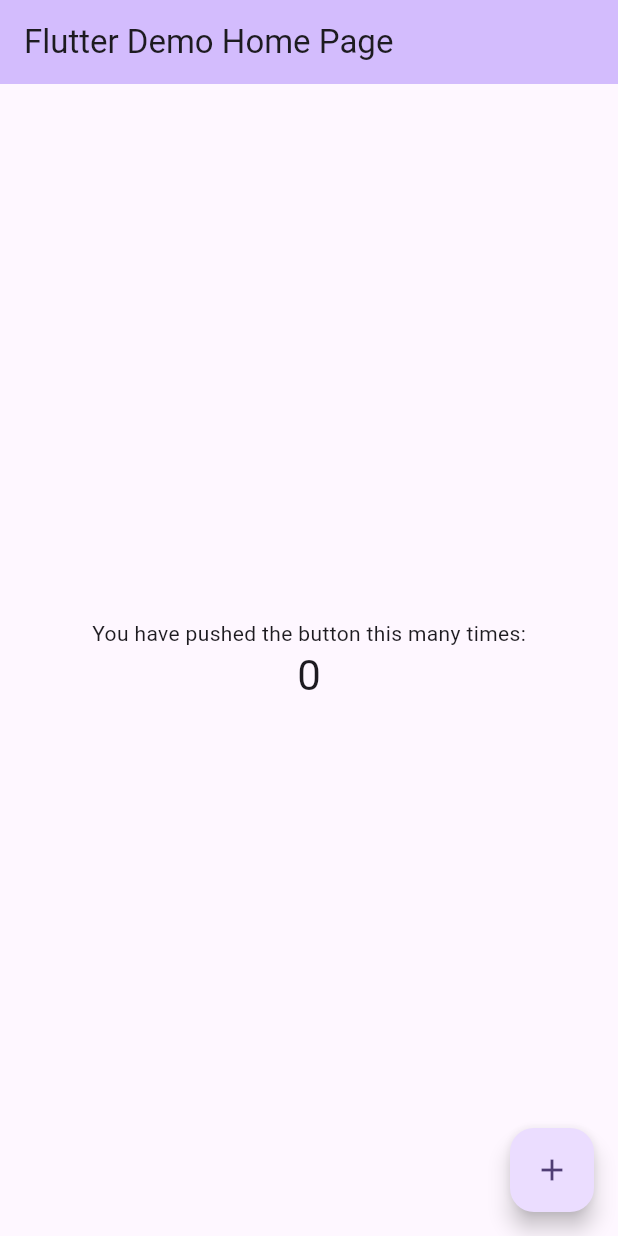
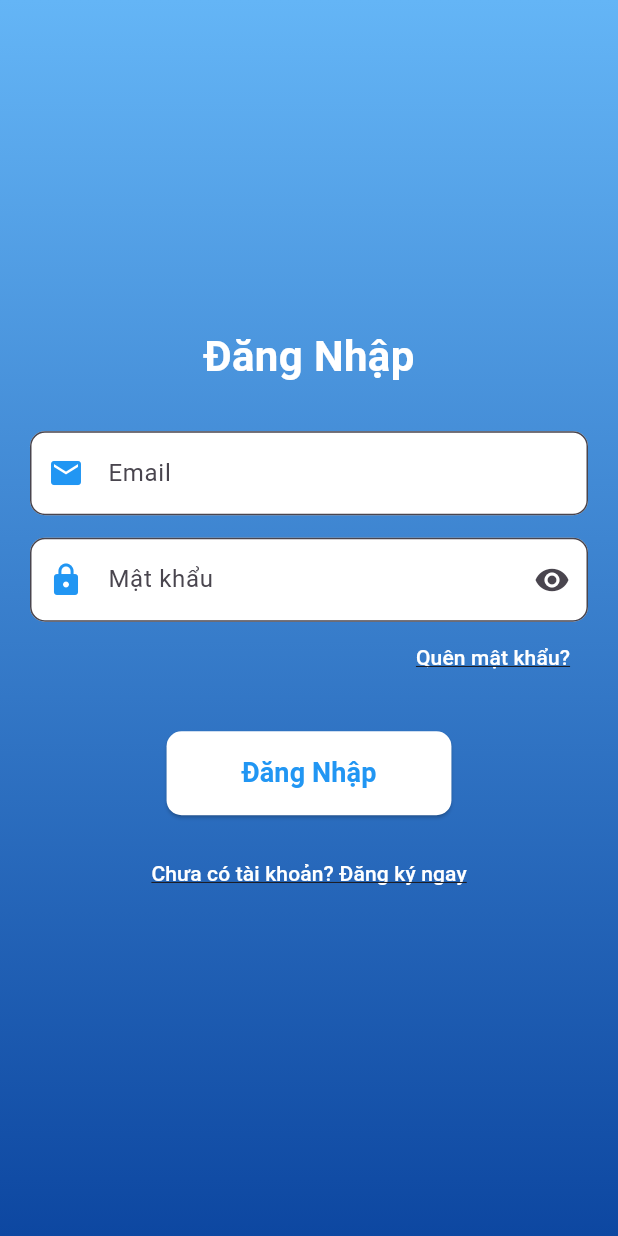
Before and after one commit to Goatt69/CardHolder, a Flutter app: the screen it shows after launch, on a phone screen of 412 x 824 dp. Run offline on Flutter 3.47's test engine with Material 3 defaults, Android fonts, the phone set to English and light mode, and no system bars.

Commit message:
đăng nhập và đăng xuất

```diff
--- /dev/null
+++ b/lib/login_page.dart
@@ -0,0 +1,207 @@
+import 'package:flutter/material.dart';
+import 'user_storage.dart'; // Import the UserStorage class
+import 'home_page.dart';
+import 'register_page.dart'; // Import trang đăng ký
+
+class LoginPage extends StatefulWidget {
+  @override
+  _LoginPageState createState() => _LoginPageState();
+}
+
+class _LoginPageState extends State<LoginPage> {
+  final GlobalKey<FormState> _formKey = GlobalKey<FormState>();
+  final TextEditingController _emailController = TextEditingController();
+  final TextEditingController _passwordController = TextEditingController();
+  bool _obscurePassword = true;
+
+  void _login() {
+    if (_formKey.currentState!.validate()) {
+      String email = _emailController.text.trim().toLowerCase(); // Convert to lowercase
+      String password = _passwordController.text;
+
+      // Check if the user is registered
+      bool isRegistered = UserStorage .registeredUsers.any((user) =>
+      user['email']!.toLowerCase() == email && user['password'] == password);
+
+      if (isRegistered) {
+        Navigator.pushReplacement(
+          context,
+          MaterialPageRoute(builder: (context) => MyHomePage()),
+        );
+      } else {
+        ScaffoldMessenger.of(context).showSnackBar(
+          SnackBar(content: Text('Email hoặc mật khẩu không đúng')),
+        );
+      }
+    }
+  }
+
+  void _forgotPassword() {
+    showDialog(
+      context: context,
+      builder: (context) {
+        final resetEmailController = TextEditingController();
+        return AlertDialog(
+          title: Text('Đặt lại mật khẩu'),
+          content: TextField(
+            controller: resetEmailController,
+            decoration: InputDecoration(
+              hintText: 'Nhập email của bạn',
+              prefixIcon: Icon(Icons.email),
+            ),
+          ),
+          actions: [
+            TextButton(
+              onPressed: () => Navigator.pop(context),
+              child: Text('Hủy'),
+            ),
+            ElevatedButton(
+              onPressed: () {
+                if (resetEmailController.text.isNotEmpty) {
+                  ScaffoldMessenger.of(context).showSnackBar(
+                    SnackBar(content: Text('Đã gửi hướng dẫn đặt lại mật khẩu')),
+                  );
+                  Navigator.pop(context);
+                }
+              },
+              child: Text('Đặt lại'),
+            ),
+          ],
+        );
+      },
+    );
+  }
+
+  @override
+  Widget build(BuildContext context) {
+    return Scaffold(
+      body: Form(
+        key: _formKey,
+        child: Container(
+          decoration: BoxDecoration(
+            gradient: LinearGradient(
+              colors: [Colors.blue[300]!, Colors.blue[900]!],
+              begin: Alignment.topCenter,
+              end: Alignment.bottomCenter,
+            ),
+          ),
+          child: Center(
+            child: SingleChildScrollView(
+              padding: EdgeInsets.all(20),
+              child: Column(
+                mainAxisAlignment: MainAxisAlignment.center,
+                children: [
+                  Text(
+                    'Đăng Nhập',
+                    style: TextStyle(
+                      fontSize: 28,
+                      fontWeight: FontWeight.bold,
+                      color: Colors.white,
+                    ),
+                  ),
+                  SizedBox(height: 30),
+                  TextFormField(
+                    controller: _emailController,
+                    decoration: InputDecoration(
+                      labelText: 'Email',
+                      prefixIcon: Icon(Icons.email, color: Colors.blue),
+                      filled: true,
+                      fillColor: Colors.white,
+                      border: OutlineInputBorder(
+                        borderRadius: BorderRadius.circular(10),
+                      ),
+                    ),
+                    validator: (value) {
+                      if (value == null || value.isEmpty) {
+                        return 'Vui lòng nhập email';
+                      }
+                      return null;
+                    },
+                  ),
+                  SizedBox(height: 15),
+                  TextFormField(
+                    controller: _passwordController,
+                    obscureText: _obscurePassword,
+                    decoration: InputDecoration(
+                      labelText: 'Mật khẩu',
+                      prefixIcon: Icon(Icons.lock, color: Colors.blue),
+                      suffixIcon: IconButton(
+                        icon: Icon(
+                          _obscurePassword ? Icons.visibility : Icons.visibility_off,
+                        ),
+                        onPressed: () {
+                          setState(() {
+                            _obscurePassword = !_obscurePassword;
+                          });
+                        },
+                      ),
+                      filled: true,
+                      fillColor: Colors.white,
+                      border: OutlineInputBorder(
+                        borderRadius: BorderRadius.circular(10),
+                      ),
+                    ),
+                    validator: (value) {
+                      if (value == null || value.isEmpty) {
+                        return 'Vui lòng nhập mật khẩu';
+                      }
+                      return null;
+                    },
+                  ),
+                  Align(
+                    alignment: Alignment.centerRight,
+                    child: TextButton(
+                      onPressed: _forgotPassword,
+                      child: Text(
+                        'Quên mật khẩu?',
+                        style: TextStyle(
+                          color: Colors.white,
+                          decoration: TextDecoration.underline,
+                        ),
+                      ),
+                    ),
+                  ),
+                  SizedBox(height: 25),
+                  ElevatedButton(
+                    onPressed: _login,
+                    style: ElevatedButton.styleFrom(
+                      backgroundColor: Colors.white,
+                      foregroundColor: Colors.blue,
+                      padding: EdgeInsets.symmetric(horizontal: 50, vertical: 15),
+                      shape: RoundedRectangleBorder(
+                        borderRadius: BorderRadius.circular(10),
+                      ),
+                    ),
+                    child: Text(
+                      'Đăng Nhập',
+                      style: TextStyle(
+                          fontSize: 18,
+                          fontWeight: FontWeight.bold
+                      ),
+                    ),
+                  ),
+                  SizedBox(height: 15),
+                  TextButton(
+                    onPressed: () {
+                      Navigator.push(
+                        context,
+                        MaterialPageRoute(builder: (context) => RegisterPage()),
+                      );
+                    },
+                    child: Text(
+                      'Chưa có tài khoản? Đăng ký ngay',
+                      style: TextStyle(
+                        color: Colors.white,
+                        decoration: TextDecoration.underline,
+                      ),
+                    ),
+                  ),
+                ],
+              ),
+            ),
+          ),
+        ),
+      ),
+    );
+  }
+}
--- a/lib/main.dart
+++ b/lib/main.dart
@@ -1,5 +1,6 @@
+import 'package:cardholder/login_page.dart';
 import 'package:flutter/material.dart';
-
+import 'login_page.dart';
 void main() {
   runApp(const MyApp());
 }
@@ -11,6 +12,7 @@ class MyApp extends StatelessWidget {
   @override
   Widget build(BuildContext context) {
     return MaterialApp(
+      debugShowCheckedModeBanner: false,
       title: 'Flutter Demo',
       theme: ThemeData(
         // This is the theme of your application.
@@ -30,8 +32,11 @@ class MyApp extends StatelessWidget {
         // tested with just a hot reload.
         colorScheme: ColorScheme.fromSeed(seedColor: Colors.deepPurple),
         useMaterial3: true,
+        primarySwatch: Colors.blue,
+        visualDensity: VisualDensity.adaptivePlatformDensity,
       ),
-      home: const MyHomePage(title: 'Flutter Demo Home Page'),
+      // home: const MyHomePage(title: 'Flutter Demo Home Page'),
+      home: LoginPage(),
     );
   }
 }
--- /dev/null
+++ b/lib/user_storage.dart
@@ -0,0 +1,3 @@
+class UserStorage {
+  static List<Map<String, String>> registeredUsers = [];
+}
```
Also changed, not shown: lib/home_page.dart (added, +77 -0 lines), lib/register_page.dart (added, +223 -0 lines), 1 other file.
